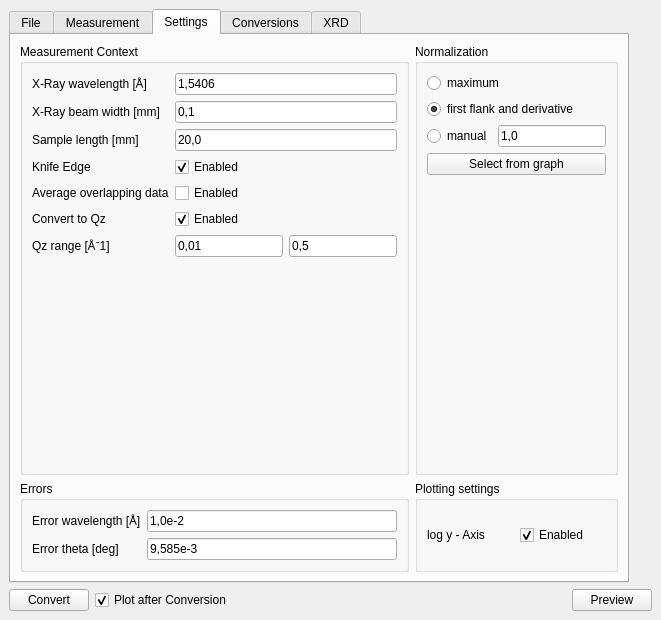
The window that uxdconverter/ui/gui.ui (TUM-E21-ThinFilms/UXDConverter) describes before a commit, drawn with Qt 5.
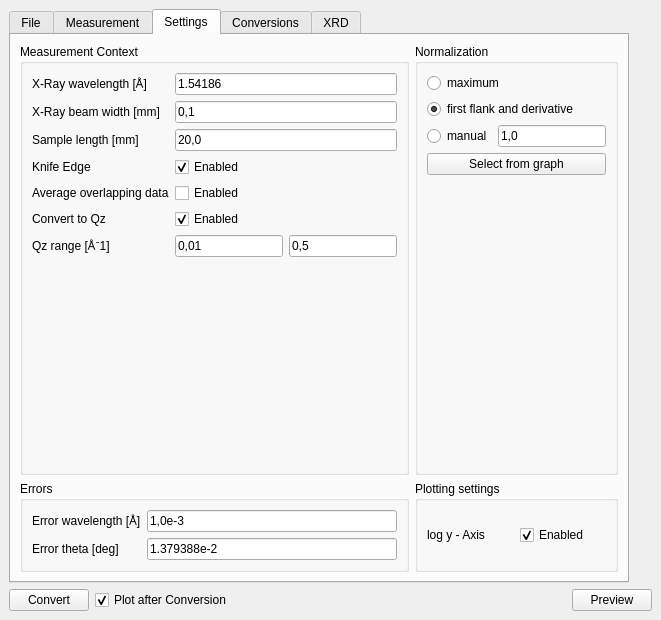
The same window after the commit. The open tabs and pages were chosen to show the change.

What changed in the file:
```diff
--- a/uxdconverter/ui/gui.ui
+++ b/uxdconverter/ui/gui.ui
@@ -286,7 +286,7 @@
                    <item row="1" column="1">
                     <widget class="QLineEdit" name="lineEdit_wavelength">
                      <property name="text">
-                      <string>1,5406</string>
+                      <string>1.54186</string>
                      </property>
                     </widget>
                    </item>
@@ -433,7 +433,7 @@
                    <item row="0" column="2">
                     <widget class="QLineEdit" name="input_wavelength_error">
                      <property name="text">
-                      <string>1,0e-2</string>
+                      <string>1,0e-3</string>
                      </property>
                     </widget>
                    </item>
@@ -447,7 +447,7 @@
                    <item row="1" column="2">
                     <widget class="QLineEdit" name="input_theta_error">
                      <property name="text">
-                      <string>9,585e-3</string>
+                      <string>1.379388e-2</string>
                      </property>
                     </widget>
                    </item>
```
Left out of the diff: 18 changed lines with no effect on the pictures.
